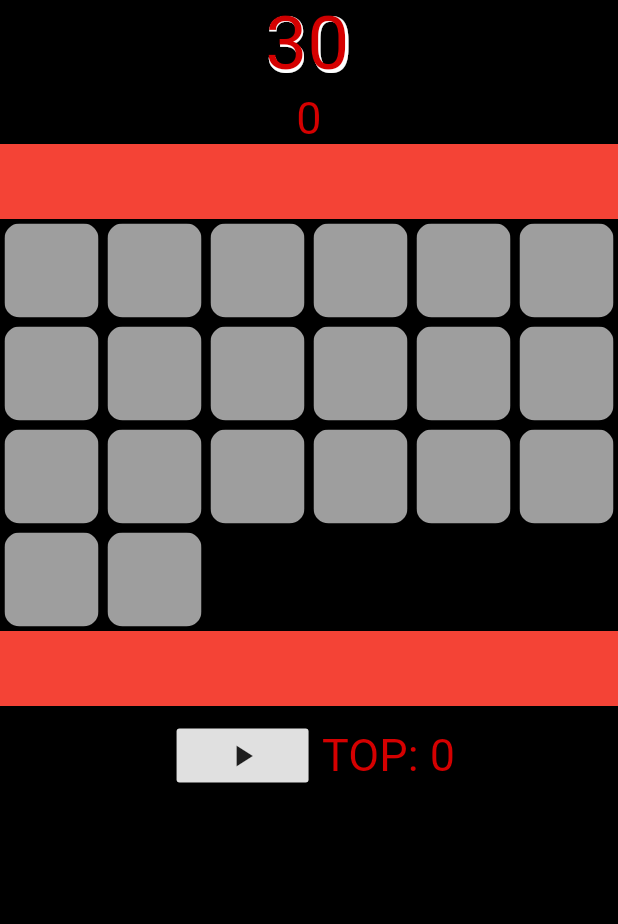
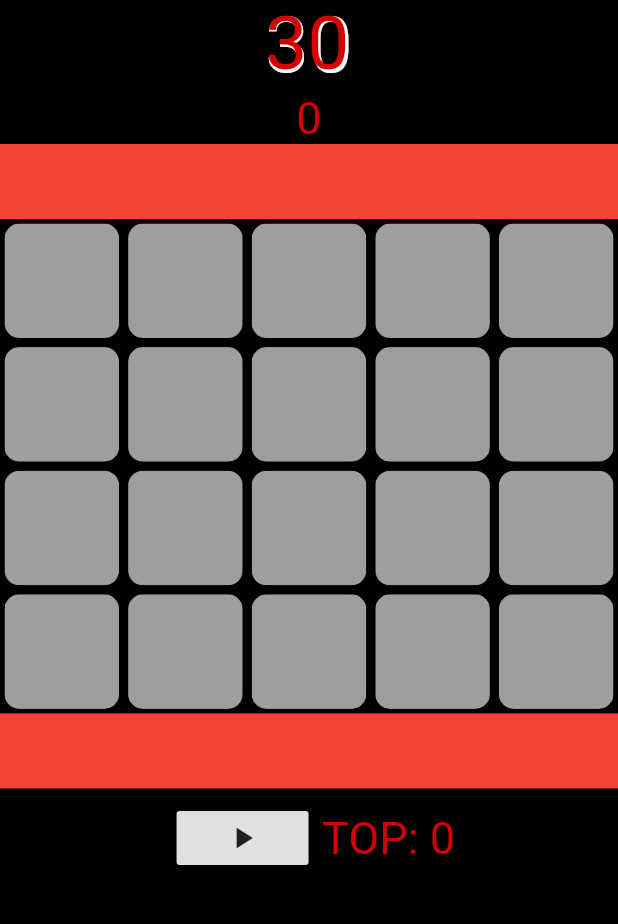
Before and after one commit to Perpy2001/Tipsit, a Flutter app: the screen it shows after launch, on a phone screen of 412 x 824 dp, the part 84-1008 px from its top. Run offline on Flutter 3.47's test engine with Material 2 defaults, Android fonts, the phone set to English and light mode, and no system bars.

```diff
--- a/crono/lib/widget/game.dart
+++ b/crono/lib/widget/game.dart
@@ -129,12 +129,12 @@ class _GameState extends State<Game> {
           Container(
             color: Colors.black,
             child: GridView.builder(
+                shrinkWrap: true,
                 physics: NeverScrollableScrollPhysics(),
-                shrinkWrap: true,
                 itemCount: difficolta,
-                gridDelegate: SliverGridDelegateWithMaxCrossAxisExtent(
-                  maxCrossAxisExtent: scegliDifficolta(difficolta).toDouble(),
-                ),
+                gridDelegate: SliverGridDelegateWithFixedCrossAxisCount(
+                    childAspectRatio: difficolta == 4 ? 1.21 : 1,
+                    crossAxisCount: scegliDifficolta(difficolta)),
                 itemBuilder: (context, index) {
                   return StreamBuilder(
                     stream: getRandomValues(),
@@ -184,9 +184,9 @@ class _GameState extends State<Game> {
 }
 
 int scegliDifficolta(int dif) {
-  if (dif == 4) return 200;
-  if (dif == 8) return 100;
-  if (dif == 20) return 80;
+  if (dif == 4) return 2;
+  if (dif == 8) return 4;
+  if (dif == 20) return 5;
 }
 
 int difficolta = 20;
```
Also changed, not shown: 1 other file.
